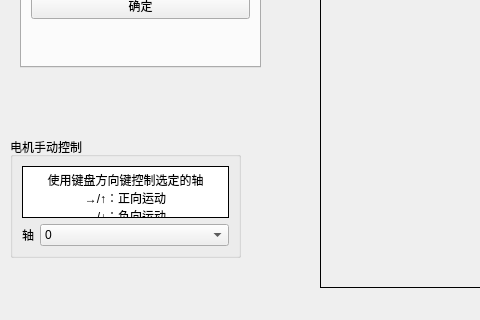
Above: src/ConstMicroDistanceSystem.ui from Maplefsnow/ConstMicroDistanceSystem before the change; both pictures show x 0 to 480 and y 396 to 716 of the 1111 by 716 pixel window. Below: the same form after it.
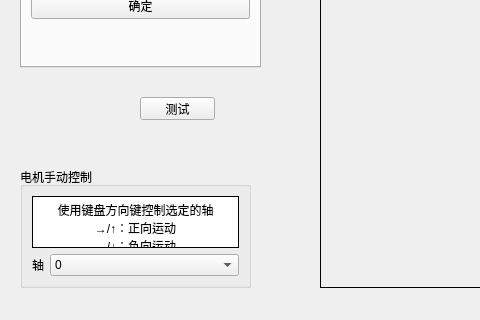
That is the form after the change. The open tabs and pages were chosen to show the change.

```diff
--- a/src/ConstMicroDistanceSystem.ui
+++ b/src/ConstMicroDistanceSystem.ui
@@ -403,8 +403,8 @@
    <widget class="QGroupBox" name="groupBox">
     <property name="geometry">
      <rect>
-      <x>10</x>
-      <y>510</y>
+      <x>20</x>
+      <y>540</y>
       <width>231</width>
       <height>121</height>
      </rect>
@@ -525,6 +525,19 @@
      <string>开始录像</string>
     </property>
    </widget>
+   <widget class="QPushButton" name="pushButton_test">
+    <property name="geometry">
+     <rect>
+      <x>140</x>
+      <y>470</y>
+      <width>75</width>
+      <height>23</height>
+     </rect>
+    </property>
+    <property name="text">
+     <string>测试</string>
+    </property>
+   </widget>
   </widget>
   <widget class="QStatusBar" name="statusBar">
    <property name="sizeGripEnabled">
```
Left out of the diff: 40 changed lines with no effect on the pictures.
